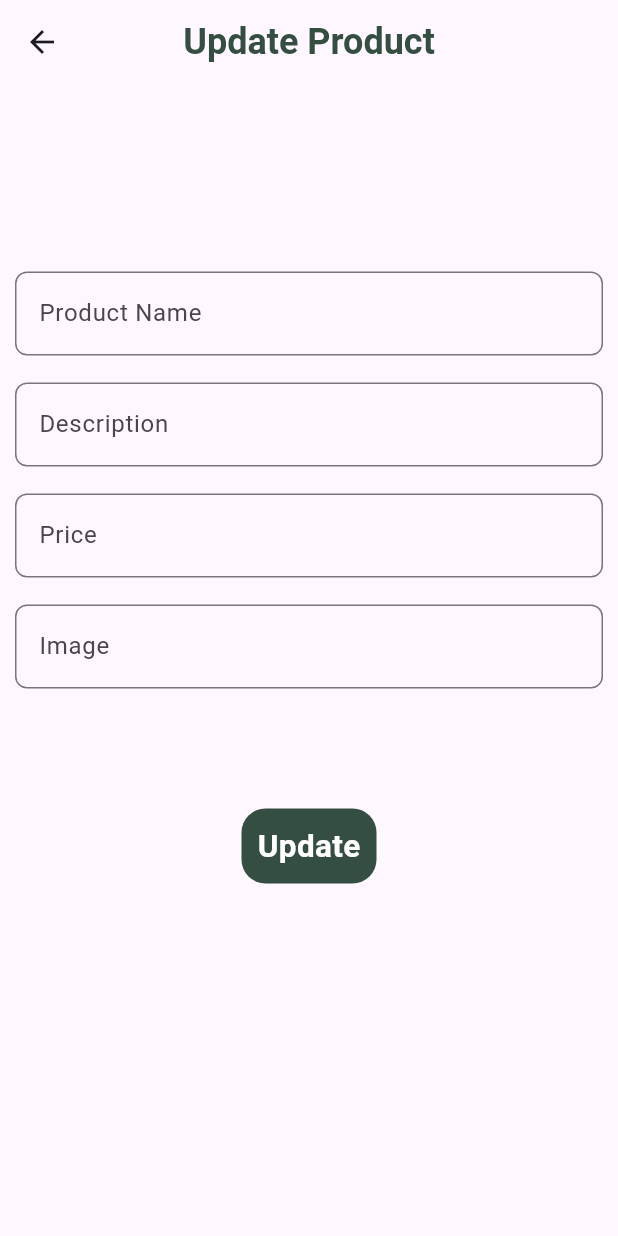
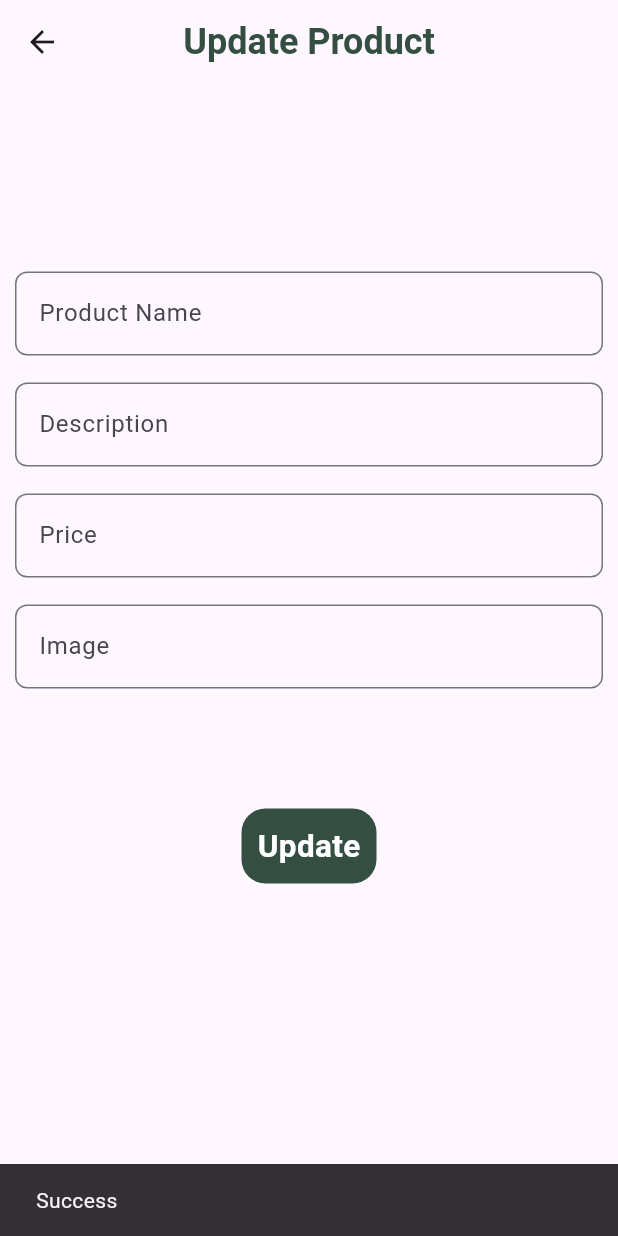
Before and after one commit to ahmedjamal22290/Store-App, a Flutter app: the UpdateProductPage screen opened directly with empty values, after a tap on "Update", on a phone screen of 412 x 824 dp. Run offline on Flutter 3.47's test engine with Material 3 defaults, Android fonts, the phone set to English and light mode, and no system bars; drawn by our look-alikes of modal_progress_hud_nsn; our stand-ins replace flutter_bloc, font_awesome_flutter, loading_animation_widget; network calls fail.

Commit message:
add snackBar in update page

```diff
--- a/lib/screens/update_product_page.dart
+++ b/lib/screens/update_product_page.dart
@@ -83,7 +83,8 @@ class _UpdateProductPageState extends State<UpdateProductPage> {
                     setState(() {});
                     try {
                       updateMethod(product);
-                      log("Success");
+                      ScaffoldMessenger.of(context)
+                          .showSnackBar(SnackBar(content: Text('Success')));
                     } catch (e) {
                       log(e.toString());
                     }
```
